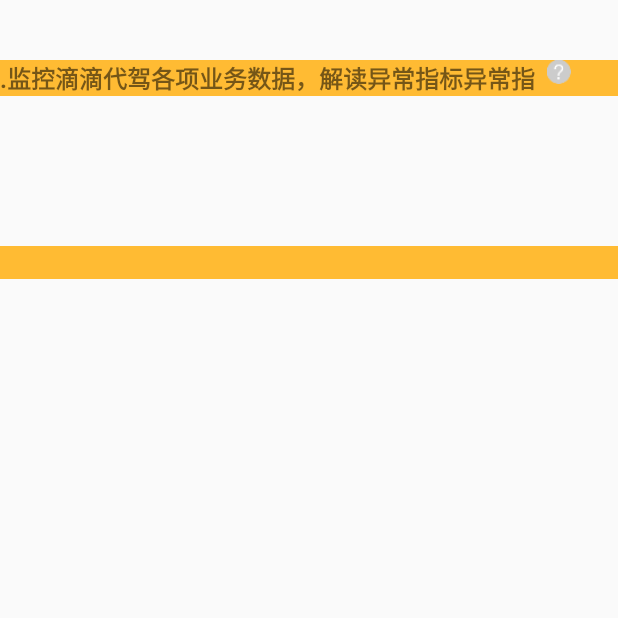
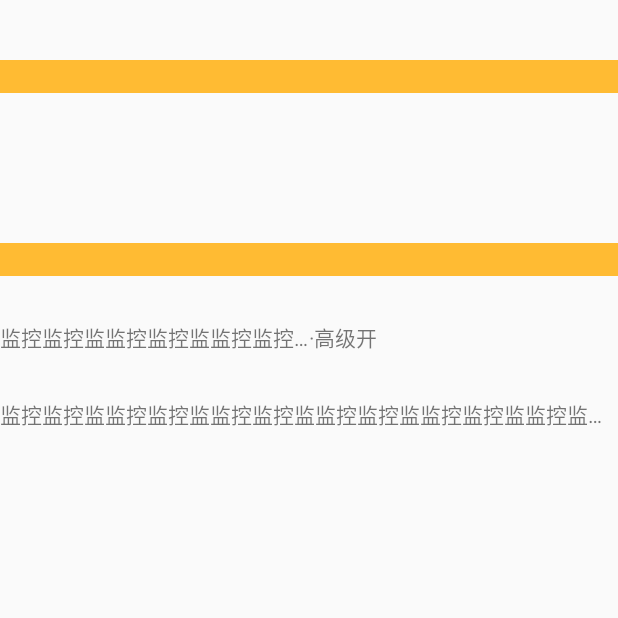
Before and after one commit to shishoufengwise1234/AndroidSimpleCodes, an Android app: the screen it shows after launch (TextViewActivity), on a phone screen of 412 x 824 dp, the top half of it. Run offline under Robolectric (Android 15) with nearby library versions, the phone set to English and light mode, and no system bars; libraries missing offline, so code that uses them is left out: com.github.anrwatchdog, com.github.moduth.blockcanary, com.tencent.mmkv; 3 statements that could not run were skipped.

Commit message:
dev:添加测试代码

```diff
--- a/app/src/main/java/com/app/simple/codes/activity/TextViewActivity.java
+++ b/app/src/main/java/com/app/simple/codes/activity/TextViewActivity.java
@@ -19,6 +19,7 @@ import android.widget.Toast;
 import androidx.annotation.NonNull;
 import androidx.annotation.Nullable;
 import androidx.appcompat.app.AppCompatActivity;
+import androidx.fragment.app.Fragment;
 
 import com.app.simple.codes.R;
 import com.app.simple.codes.utils.AlignTopImageSpan;
@@ -38,7 +39,7 @@ public class TextViewActivity extends AppCompatActivity {
 
 
 //    String showText = ".监控滴滴代驾各项业务数据，解读异常指标，指导改进业务短板，提升业务体验参与线上，线下用户体验调研，提供高质量原型等设计方案和相关文档分析、解构产品，优化功能，提升用户体验，制定交互设计规范；";
-    String showText = ".监控滴滴代驾各项业务数据，解读异常指标异常指";
+    String showText = ".监控滴滴代驾各项业务数据，解读异常指标异常指常指标异常指";
 
     Context mContext;
     TextView tvText;
@@ -57,10 +58,41 @@ public class TextViewActivity extends AppCompatActivity {
 
 //        testPaddingText();
 
-        setExpandableTextView();
+//        setExpandableTextView();
+
+
+        setMaxWeightLayoutText();
+    }
+
+    private void setMaxWeightLayoutText() {
+
+        String text1 = "监控监控监监控监控监监控监控监监控监控监监控监控监监控监控监";
+        String text2 = "·高级开";
+
+        TextView tvCompanyName = findViewById(R.id.tv_company_name);
+        TextView tvText2 = findViewById(R.id.tv_position_name);
+
+        tvCompanyName.setText(text1);
+        tvText2.setText(text2);
+
+
+        TextView tv1 = findViewById(R.id.tv_text_1);
+        TextView tv2 = findViewById(R.id.tv_text_2);
+
+        tv1.setText(text1);
+        tv2.setText(text2);
+
+
+        for (int i = 0; i < 10; i++) {
+            Fragment f = new Fragment();
+            Log.d(TAG, "setMaxWeightLayoutText: f" + f + " this " + this);
+        }
+
+
 
 
     }
+
 
     private void testPaddingText() {
 
@@ -107,7 +139,7 @@ public class TextViewActivity extends AppCompatActivity {
                     int start = layout.getLineStart(lastLineIndex);
                     String lastLineText = text.substring(start, end); //最后一行的内容
 
-                    if (text.contains(lastLineText)){
+                    if (spanStr.contains(lastLineText)){
                         StringBuilder sb = new StringBuilder(text);
                         text = sb.insert(Math.max(0, sb.length() - spanStr.length() - 1), "\n").toString();
 
--- /dev/null
+++ b/app/src/main/java/com/app/simple/codes/view/MaxWeightLayout.java
@@ -0,0 +1,143 @@
+package com.app.simple.codes.view;
+
+import android.content.Context;
+import android.content.res.TypedArray;
+import android.util.AttributeSet;
+import android.util.Log;
+import android.view.View;
+import android.view.ViewGroup;
+import android.widget.LinearLayout;
+import android.widget.TextView;
+
+import androidx.annotation.Nullable;
+
+import com.app.simple.codes.R;
+
+
+/**
+ * 最大权重布局，仅对子TextView最大宽度起作用
+ * <p>
+ * 未设置最大权重，默认为0，不改变maxWidth
+ * 设置最大权重后按比例设置maxWidth
+ *
+ * @author yph
+ * @date 2020/1/3
+ */
+public class MaxWeightLayout extends LinearLayout {
+
+    private static final String TAG = "MaxWeightLayout";
+
+    public MaxWeightLayout(Context context) {
+        this(context, null);
+    }
+
+    public MaxWeightLayout(Context context, @Nullable AttributeSet attrs) {
+        super(context, attrs);
+        setOrientation(HORIZONTAL);
+    }
+
+    @Override
+    protected void onMeasure(int widthMeasureSpec, int heightMeasureSpec) {
+        View child;
+        LayoutParams params;
+        int totalMaxWeight = 0;
+        int usedWidth = getPaddingLeft() + getPaddingRight();
+        for (int i = 0; i < getChildCount(); i++) {
+            child = getChildAt(i);
+            if (child.getVisibility() == View.GONE) {
+                continue;
+            }
+            params = (LayoutParams) child.getLayoutParams();
+            usedWidth += params.leftMargin;
+            usedWidth += params.rightMargin;
+            if (params.maxWeight != 0 && child instanceof TextView) {
+                // 仅对TextView且最大权重大于0的情况做统计
+                totalMaxWeight += params.maxWeight;
+            } else {
+                final int childWidthSpec = getChildMeasureSpec(widthMeasureSpec, usedWidth, params.width);
+                final int childHeightSpec = getChildMeasureSpec(heightMeasureSpec, getPaddingTop() + getPaddingBottom() + params.topMargin
+                        + params.bottomMargin, params.height);
+                // 对其他情况多测量一次，以减去对应宽度
+                child.measure(childWidthSpec, childHeightSpec);
+                usedWidth += child.getMeasuredWidth();
+            }
+        }
+
+        Log.d(TAG, "onMeasure: totalMaxWeight = "+totalMaxWeight);
+        Log.d(TAG, "onMeasure: usedWidth = "+usedWidth);
+
+        int maxAvailableSize = MeasureSpec.getSize(widthMeasureSpec) - usedWidth;
+//        int maxAvailableSize = usedWidth;
+        maxAvailableSize = Math.max(maxAvailableSize, 0);
+
+        Log.d(TAG, "onMeasure: maxAvailableSize = "+maxAvailableSize);
+
+        if (totalMaxWeight != 0) {
+            final float multiple = (float) maxAvailableSize / totalMaxWeight;
+
+            Log.d(TAG, "onMeasure: multiple = "+multiple);
+
+            for (int i = 0; i < getChildCount(); i++) {
+                child = getChildAt(i);
+                if (child.getVisibility() == View.GONE) {
+                    continue;
+                }
+                params = (LayoutParams) child.getLayoutParams();
+                if (params.maxWeight != 0 && child instanceof TextView) {
+                    float childMaxWidth = multiple * params.maxWeight;
+
+                    ((TextView) child).setMaxWidth((int) childMaxWidth);
+
+                    Log.d(TAG, "onMeasure: childMaxWidth = "+childMaxWidth );
+                }
+            }
+        }
+        super.onMeasure(widthMeasureSpec, heightMeasureSpec);
+    }
+
+    @Override
+    protected LinearLayout.LayoutParams generateDefaultLayoutParams() {
+        return new LayoutParams(ViewGroup.LayoutParams.WRAP_CONTENT, ViewGroup.LayoutParams.WRAP_CONTENT);
+    }
+
+    @Override
+    protected LinearLayout.LayoutParams generateLayoutParams(ViewGroup.LayoutParams lp) {
+        return new LayoutParams(lp);
+    }
+
+    @Override
+    public LinearLayout.LayoutParams generateLayoutParams(AttributeSet attrs) {
+        return new LayoutParams(getContext(), attrs);
+    }
+
+    public static class LayoutParams extends LinearLayout.LayoutParams {
+        int maxWeight;
+
+        public LayoutParams(Context c, AttributeSet attrs) {
+            super(c, attrs);
+            final TypedArray a = c.obtainStyledAttributes(attrs, R.styleable.MaxWeightLayout_Layout);
+            maxWeight = a.getInteger(R.styleable.MaxWeightLayout_Layout_layout_max_weight, 0);
+            a.recycle();
+        }
+
+        public LayoutParams(int width, int height) {
+            super(width, height);
+        }
+
+        public LayoutParams(int width, int height, float weight) {
+            super(width, height, weight);
+        }
+
+        public LayoutParams(ViewGroup.LayoutParams p) {
+            super(p);
+        }
+
+        public LayoutParams(MarginLayoutParams source) {
+            super(source);
+        }
+
+        public LayoutParams(LinearLayout.LayoutParams source) {
+            super(source);
+        }
+    }
+}
--- /dev/null
+++ b/app/src/main/java/com/app/simple/codes/view/WeightTextViewLayout.java
@@ -0,0 +1,190 @@
+package com.app.simple.codes.view;
+
+import android.content.Context;
+import android.content.res.TypedArray;
+import android.util.AttributeSet;
+import android.util.Log;
+import android.view.View;
+import android.view.ViewGroup;
+import android.widget.LinearLayout;
+import android.widget.TextView;
+
+import androidx.annotation.Nullable;
+
+import com.app.simple.codes.R;
+
+/**
+ * Created by shishoufeng on 2020/8/26.
+ * email:shoufengshi@lagou.com
+ * <p>
+ * desc:
+ */
+public class WeightTextViewLayout extends LinearLayout {
+
+    private static final String TAG = "WeightTextViewLayout";
+
+    private int mTotalWeight;
+
+
+    public WeightTextViewLayout(Context context) {
+        this(context,null);
+    }
+
+    public WeightTextViewLayout(Context context, @Nullable AttributeSet attrs) {
+        this(context, attrs,0);
+    }
+
+    public WeightTextViewLayout(Context context, @Nullable AttributeSet attrs, int defStyleAttr) {
+        super(context, attrs, defStyleAttr);
+
+        setOrientation(HORIZONTAL);
+    }
+
+    @Override
+    protected void onMeasure(int widthMeasureSpec, int heightMeasureSpec) {
+
+        View child;
+        WeightTextViewLayout.LayoutParams params;
+
+        //权重总数
+        mTotalWeight = getTotalWeight();
+
+        //viewGroup宽度
+        int groupWidth = MeasureSpec.getSize(widthMeasureSpec);
+
+        //计算每一个设置权重的textView 比例
+        float multiple = 1.0f;
+        if (mTotalWeight != 0) {
+            multiple = (groupWidth * 1.0f) / mTotalWeight;
+        }
+
+        Log.d(TAG, "onMeasure: mTotalWeight = "+mTotalWeight + " groupWidth = "+groupWidth +" multiple = "+multiple);
+
+        //子view 剩余可用宽度
+        int usedWidth = groupWidth;
+
+        MarginLayoutParams viewParams = (MarginLayoutParams) getLayoutParams();
+
+        usedWidth -= viewParams.leftMargin;
+        usedWidth -= viewParams.rightMargin;
+        usedWidth -= getPaddingLeft();
+        usedWidth -= getPaddingRight();
+
+        int count = getChildCount();
+
+        int totalChildWidth = 0;
+
+        Log.d(TAG, "onMeasure: usedWidth = "+usedWidth +" count = "+count);
+
+        for (int i = 0; i < count; i++) {
+            child = getChildAt(i);
+            if (child == null || child.getVisibility() == View.GONE) {
+                continue;
+            }
+            params = (WeightTextViewLayout.LayoutParams) child.getLayoutParams();
+
+            final int childWidthSpec = getChildMeasureSpec(widthMeasureSpec, usedWidth, params.width);
+            final int childHeightSpec = getChildMeasureSpec(heightMeasureSpec, getPaddingTop() + getPaddingBottom(), params.height);
+            // 对其他情况多测量一次，以减去对应宽度
+            child.measure(childWidthSpec, childHeightSpec);
+
+            totalChildWidth += child.getMeasuredWidth();
+
+            //存在设置权重
+
+
+            if (params.maxWeight != 0 && i != count-1){
+
+                int childWidth = child.getMeasuredWidth();
+                int multipleWidth = (int) (multiple * params.maxWeight);
+
+                Log.d(TAG, "onMeasure: childWidth = "+childWidth + " multipleWidth = "+multipleWidth);
+
+                //实际测量的宽度 大于约束的宽度
+                if (childWidth > multipleWidth && child instanceof TextView){
+                    TextView textView = (TextView) child;
+
+                    textView.setMaxWidth(multipleWidth);
+                }
+
+            }
+        }
+
+        super.onMeasure(widthMeasureSpec, heightMeasureSpec);
+    }
+
+
+
+    //获取总的权重数量
+    private int getTotalWeight() {
+        if (getChildCount() <= 0) {
+            return 0;
+        }
+        if (mTotalWeight > 0){
+            return mTotalWeight;
+        }
+        int totalMaxWeight = 0;
+        View child;
+        WeightTextViewLayout.LayoutParams params;
+        for (int i = 0; i < getChildCount(); i++) {
+            child = getChildAt(i);
+            if (child.getVisibility() == View.GONE) {
+                continue;
+            }
+            params = (LayoutParams) child.getLayoutParams();
+            if (params.maxWeight != 0 && child instanceof TextView) {
+                // 仅对TextView且最大权重大于0的情况做统计
+                totalMaxWeight += params.maxWeight;
+            }
+        }
+        mTotalWeight = totalMaxWeight;
+        return mTotalWeight;
+    }
+
+
+    @Override
+    protected LinearLayout.LayoutParams generateDefaultLayoutParams() {
+        return new LayoutParams(ViewGroup.LayoutParams.WRAP_CONTENT, ViewGroup.LayoutParams.WRAP_CONTENT);
+    }
+
+    @Override
+    protected LinearLayout.LayoutParams generateLayoutParams(ViewGroup.LayoutParams lp) {
+        return new LayoutParams(lp);
+    }
+
+    @Override
+    public LinearLayout.LayoutParams generateLayoutParams(AttributeSet attrs) {
+        return new LayoutParams(getContext(), attrs);
+    }
+
+    public static class LayoutParams extends LinearLayout.LayoutParams {
+        int maxWeight;
+
+        public LayoutParams(Context c, AttributeSet attrs) {
+            super(c, attrs);
+            final TypedArray a = c.obtainStyledAttributes(attrs, R.styleable.MaxWeightLayout_Layout);
+            maxWeight = a.getInteger(R.styleable.MaxWeightLayout_Layout_layout_max_weight, 0);
+            a.recycle();
+        }
+
+        public LayoutParams(int width, int height) {
+            super(width, height);
+        }
+
+        public LayoutParams(int width, int height, float weight) {
+            super(width, height, weight);
+        }
+
+        public LayoutParams(ViewGroup.LayoutParams p) {
+            super(p);
+        }
+
+        public LayoutParams(MarginLayoutParams source) {
+            super(source);
+        }
+
+        public LayoutParams(LinearLayout.LayoutParams source) {
+            super(source);
+        }
+    }
+}
--- a/app/src/main/res/layout/activity_text_view_test.xml
+++ b/app/src/main/res/layout/activity_text_view_test.xml
@@ -1,5 +1,7 @@
 <?xml version="1.0" encoding="utf-8"?>
 <LinearLayout xmlns:android="http://schemas.android.com/apk/res/android"
+    xmlns:app="http://schemas.android.com/apk/res-auto"
+    xmlns:tools="http://schemas.android.com/tools"
     android:layout_width="match_parent"
     android:layout_height="match_parent"
     android:orientation="vertical">
@@ -26,4 +28,70 @@
         android:textSize="16sp"
         android:textStyle="bold" />
 
+
+    <com.app.simple.codes.view.MaxWeightLayout
+        android:layout_width="match_parent"
+        android:layout_height="wrap_content"
+        android:layout_marginTop="30dp"
+        android:orientation="horizontal">
+
+        <TextView
+            android:id="@+id/tv_company_name"
+            android:layout_width="wrap_content"
+            android:layout_height="wrap_content"
+            android:layout_gravity="center_vertical"
+            android:ellipsize="end"
+            android:maxLines="1"
+            android:singleLine="true"
+            android:textSize="14sp"
+            app:layout_max_weight="1"
+            tools:text="拉勾网·高级产品经理拉勾网高级" />
+
+        <TextView
+            android:id="@+id/tv_position_name"
+            android:layout_width="wrap_content"
+            android:layout_height="wrap_content"
+            android:layout_gravity="center_vertical"
+            android:ellipsize="end"
+            android:maxLines="1"
+            android:singleLine="true"
+            android:textSize="14sp"
+            app:layout_max_weight="1"
+            tools:text="拉勾网·高级产品经理拉勾网高级产品拉勾网·高级产品经理拉勾网高级产品拉勾网·高级产品经理拉勾网高级产品" />
+
+    </com.app.simple.codes.view.MaxWeightLayout>
+
+
+    <com.app.simple.codes.view.WeightTextViewLayout
+        android:layout_width="match_parent"
+        android:layout_height="wrap_content"
+        android:layout_marginTop="30dp"
+        android:orientation="horizontal">
+
+        <TextView
+            android:id="@+id/tv_text_1"
+            android:layout_width="wrap_content"
+            android:layout_height="wrap_content"
+            android:layout_gravity="center_vertical"
+            android:ellipsize="end"
+            android:maxLines="1"
+            android:singleLine="true"
+            android:textSize="14sp"
+            app:layout_max_weight="1"
+            tools:text="拉勾网·高级产品经理拉勾网高级" />
+
+        <TextView
+            android:id="@+id/tv_text_2"
+            android:layout_width="wrap_content"
+            android:layout_height="wrap_content"
+            android:layout_gravity="center_vertical"
+            android:ellipsize="end"
+            android:maxLines="1"
+            android:singleLine="true"
+            android:textSize="14sp"
+            app:layout_max_weight="1"
+            tools:text="拉勾网·高级产品经理拉勾网高级产品拉勾网·高级产品经理拉勾网高级产品拉勾网·高级产品经理拉勾网高级产品" />
+
+    </com.app.simple.codes.view.WeightTextViewLayout>
+
 </LinearLayout>
--- a/app/src/main/res/values/attr.xml
+++ b/app/src/main/res/values/attr.xml
@@ -7,5 +7,9 @@
         <attr name="line_width" format="dimension" />
     </declare-styleable>
 
+    <declare-styleable name="MaxWeightLayout_Layout">
+        <attr name="layout_max_weight" format="integer" />
+    </declare-styleable>
+
 
 </resources>
```
